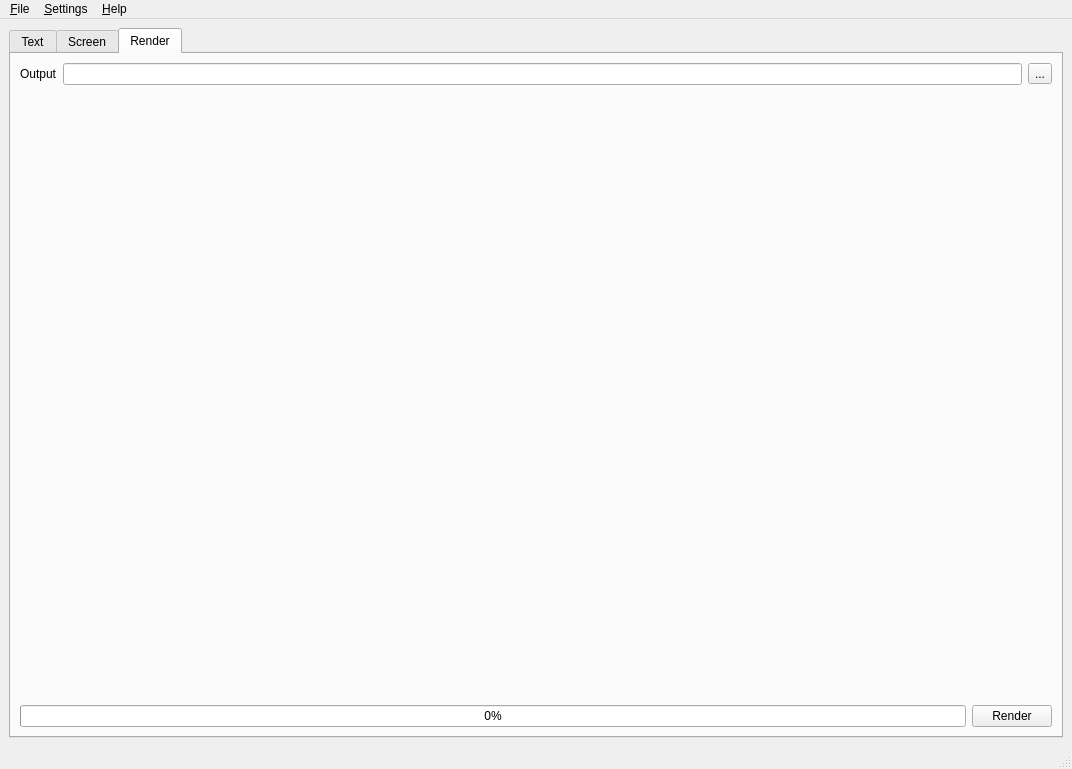
First picture: the form in src/cmainwindow.ui, repository AlekseyDurachenko/creepinglinecreator, before the edit.
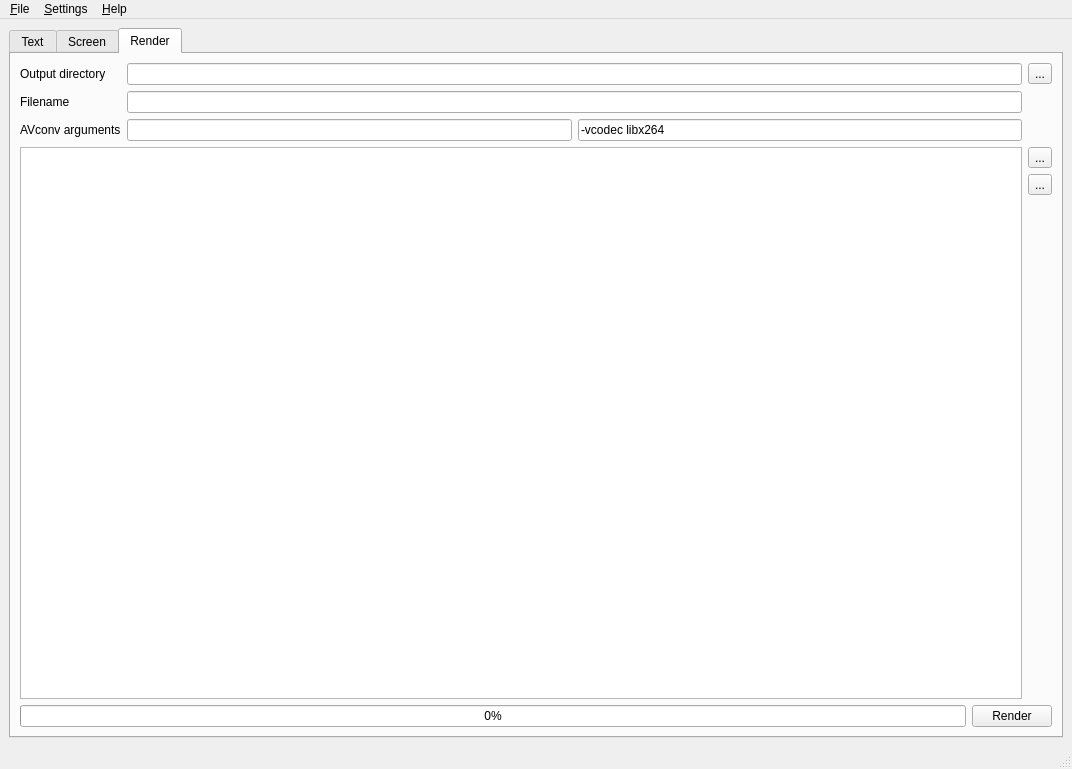
Second picture: the form after the edit. The open tabs and pages were chosen to show the change. Icons and pictures are not drawn.

Commit message: improve render tab (experimental mode)

Diff of the .ui file:
```diff
--- a/src/cmainwindow.ui
+++ b/src/cmainwindow.ui
@@ -612,7 +612,14 @@
           <item row="0" column="0">
            <widget class="QLabel" name="label_renderOutput">
             <property name="text">
-             <string>Output</string>
+             <string>Output directory</string>
+            </property>
+           </widget>
+          </item>
+          <item row="1" column="1">
+           <widget class="QLineEdit" name="lineEdit_renderFileName">
+            <property name="text">
+             <string/>
             </property>
            </widget>
           </item>
@@ -623,20 +630,102 @@
             </property>
            </widget>
           </item>
+          <item row="1" column="0">
+           <widget class="QLabel" name="label_renderFileName">
+            <property name="text">
+             <string>Filename</string>
+            </property>
+           </widget>
+          </item>
+          <item row="2" column="0">
+           <widget class="QLabel" name="label_renderAvconvArgs">
+            <property name="text">
+             <string>AVconv arguments</string>
+            </property>
+           </widget>
+          </item>
+          <item row="2" column="1">
+           <layout class="QHBoxLayout" name="horizontalLayout_6">
+            <item>
+             <widget class="QLineEdit" name="lineEdit_renderAvconvArgs">
+              <property name="text">
+               <string/>
+              </property>
+              <property name="readOnly">
+               <bool>true</bool>
+              </property>
+             </widget>
+            </item>
+            <item>
+             <widget class="QLineEdit" name="lineEdit_renderAvconvArgsUser">
+              <property name="text">
+               <string>-vcodec libx264</string>
+              </property>
+             </widget>
+            </item>
+           </layout>
+          </item>
          </layout>
         </item>
         <item>
-         <spacer name="verticalSpacer_3">
-          <property name="orientation">
-           <enum>Qt::Vertical</enum>
-          </property>
-          <property name="sizeHint" stdset="0">
-           <size>
-            <width>20</width>
-            <height>40</height>
-           </size>
-          </property>
-         </spacer>
+         <layout class="QHBoxLayout" name="horizontalLayout_5">
+          <item>
+           <widget class="QPlainTextEdit" name="plainTextEdit_log">
+            <property name="readOnly">
+             <bool>true</bool>
+            </property>
+           </widget>
+          </item>
+          <item>
+           <layout class="QVBoxLayout" name="verticalLayout_6">
+            <item>
+             <widget class="QToolButton" name="toolButton_logClear">
+              <property name="sizePolicy">
+               <sizepolicy hsizetype="Preferred" vsizetype="Fixed">
+                <horstretch>0</horstretch>
+                <verstretch>0</verstretch>
+               </sizepolicy>
+              </property>
+              <property name="text">
+               <string>...</string>
+              </property>
+              <property name="toolButtonStyle">
+               <enum>Qt::ToolButtonTextBesideIcon</enum>
+              </property>
+             </widget>
+            </item>
+            <item>
+             <widget class="QToolButton" name="toolButton_logSaveAs">
+              <property name="sizePolicy">
+               <sizepolicy hsizetype="Preferred" vsizetype="Fixed">
+                <horstretch>0</horstretch>
+                <verstretch>0</verstretch>
+               </sizepolicy>
+              </property>
+              <property name="text">
+               <string>...</string>
+              </property>
+              <property name="toolButtonStyle">
+               <enum>Qt::ToolButtonTextBesideIcon</enum>
+              </property>
+             </widget>
+            </item>
+            <item>
+             <spacer name="verticalSpacer_3">
+              <property name="orientation">
+               <enum>Qt::Vertical</enum>
+              </property>
+              <property name="sizeHint" stdset="0">
+               <size>
+                <width>20</width>
+                <height>40</height>
+               </size>
+              </property>
+             </spacer>
+            </item>
+           </layout>
+          </item>
+         </layout>
         </item>
         <item>
          <layout class="QHBoxLayout" name="horizontalLayout_4">
```
Left out of the diff: 52 changed lines with no effect on the pictures. The commit also changes 2 other files.
